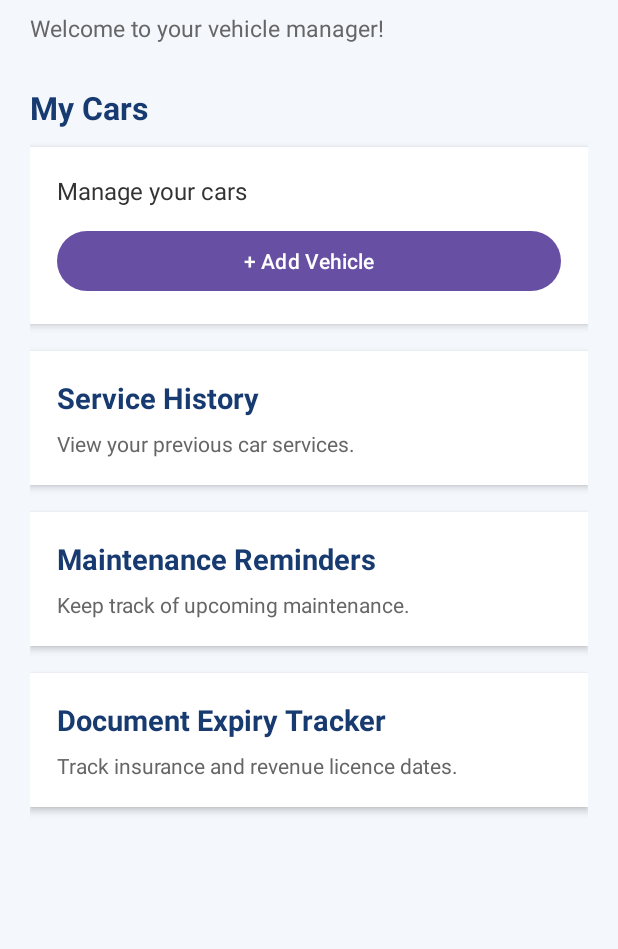
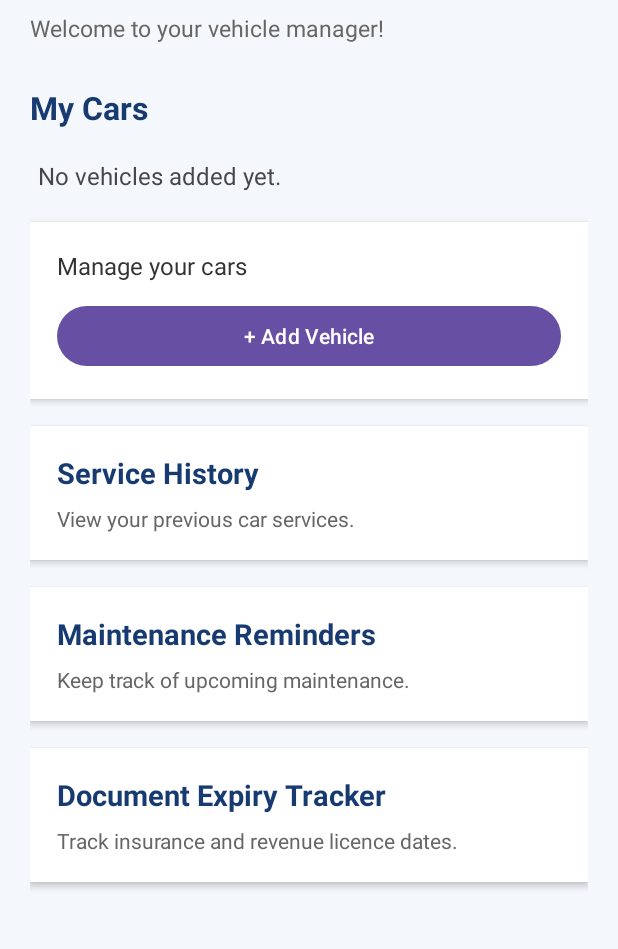
Before and after one commit to pramodlakmuthu/VehicleCare, an Android app: the screen it shows after launch (MainActivity), on a phone screen of 412 x 824 dp, the part 87-1036 px from its top. Run offline under Robolectric (Android 15) with nearby library versions, the phone set to English and light mode, and no system bars.

Commit message:
Show saved vehicles on the home screen
Load vehicles from the database and display their details, with an empty state when none have been added. Refresh the list when returning from the add-vehicle screen.

```diff
--- a/app/src/main/java/com/example/vehicle_care/DatabaseHelper.java
+++ b/app/src/main/java/com/example/vehicle_care/DatabaseHelper.java
@@ -3,6 +3,8 @@ import android.content.ContentValues;
 import android.content.Context;
 import android.database.sqlite.SQLiteDatabase;
 import android.database.sqlite.SQLiteOpenHelper;
+import android.database.Cursor;
+import java.util.ArrayList;
 
 public class DatabaseHelper extends SQLiteOpenHelper {
 
@@ -61,4 +63,41 @@ public class DatabaseHelper extends SQLiteOpenHelper {
 
         return result != -1;
     }
+
+    public ArrayList<String> getAllVehicles() {
+
+        ArrayList<String> vehicleList = new ArrayList<>();
+
+        SQLiteDatabase db = this.getReadableDatabase();
+
+        Cursor cursor = db.rawQuery(
+                "SELECT * FROM vehicles ORDER BY id DESC",
+                null
+        );
+
+        if (cursor.moveToFirst()) {
+            do {
+                String carName = cursor.getString(1);
+                String registration = cursor.getString(2);
+                String model = cursor.getString(3);
+                String year = cursor.getString(4);
+                String fuelType = cursor.getString(5);
+
+                String vehicleDetails =
+                        carName + "\n" +
+                                "Registration: " + registration + "\n" +
+                                "Model: " + model + "\n" +
+                                "Year: " + year + "\n" +
+                                "Fuel: " + fuelType;
+
+                vehicleList.add(vehicleDetails);
+
+            } while (cursor.moveToNext());
+        }
+
+        cursor.close();
+
+        return vehicleList;
+    }
+
 }
--- a/app/src/main/java/com/example/vehicle_care/MainActivity.java
+++ b/app/src/main/java/com/example/vehicle_care/MainActivity.java
@@ -1,33 +1,91 @@
 
 package com.example.vehicle_care;
 
+import android.content.Intent;
 import android.os.Bundle;
 import android.widget.Button;
-import android.widget.Toast;
-import android.content.Intent;
+import android.widget.LinearLayout;
+import android.widget.TextView;
 
 import androidx.appcompat.app.AppCompatActivity;
 
+import java.util.ArrayList;
+
 public class MainActivity extends AppCompatActivity {
 
-    // Declare Add Vehicle button
     private Button btnAddVehicle;
+    private LinearLayout vehicleContainer;
+    private DatabaseHelper databaseHelper;
 
     @Override
     protected void onCreate(Bundle savedInstanceState) {
         super.onCreate(savedInstanceState);
-
-        // Connect Java with XML layout
         setContentView(R.layout.activity_main);
 
-        // Connect button using its XML ID
         btnAddVehicle = findViewById(R.id.btnAddVehicle);
+        vehicleContainer = findViewById(R.id.vehicleContainer);
 
-        // Handle Add Vehicle button click
+        databaseHelper = new DatabaseHelper(this);
+
         btnAddVehicle.setOnClickListener(v -> {
-            Intent intent = new Intent(MainActivity.this,
-                    AddVehicleActivity.class);
+            Intent intent = new Intent(
+                    MainActivity.this,
+                    AddVehicleActivity.class
+            );
             startActivity(intent);
         });
+
+        displayVehicles();
+    }
+
+    @Override
+    protected void onResume() {
+        super.onResume();
+
+        if (databaseHelper != null && vehicleContainer != null) {
+            displayVehicles();
+        }
+    }
+
+    private void displayVehicles() {
+
+        vehicleContainer.removeAllViews();
+
+        ArrayList<String> vehicles =
+                databaseHelper.getAllVehicles();
+
+        if (vehicles.isEmpty()) {
+
+            TextView emptyMessage = new TextView(this);
+            emptyMessage.setText("No vehicles added yet.");
+            emptyMessage.setTextSize(16);
+            emptyMessage.setPadding(8, 12, 8, 12);
+
+            vehicleContainer.addView(emptyMessage);
+
+        } else {
+
+            for (String vehicle : vehicles) {
+
+                TextView vehicleText = new TextView(this);
+
+                vehicleText.setText(vehicle);
+                vehicleText.setTextSize(16);
+                vehicleText.setPadding(20, 20, 20, 20);
+                vehicleText.setBackgroundResource(
+                        android.R.drawable.dialog_holo_light_frame
+                );
+
+                LinearLayout.LayoutParams params =
+                        new LinearLayout.LayoutParams(
+                                LinearLayout.LayoutParams.MATCH_PARENT,
+                                LinearLayout.LayoutParams.WRAP_CONTENT
+                        );
+
+                params.setMargins(0, 8, 0, 8);
+
+                vehicleContainer.addView(vehicleText, params);
+            }
+        }
     }
 }
--- a/app/src/main/res/layout/activity_main.xml
+++ b/app/src/main/res/layout/activity_main.xml
@@ -38,6 +38,12 @@
             android:textColor="#173B70"
             android:textSize="21sp"
             android:textStyle="bold" />
+        <LinearLayout
+            android:id="@+id/vehicleContainer"
+            android:layout_width="match_parent"
+            android:layout_height="wrap_content"
+            android:orientation="vertical"
+            android:layout_marginTop="12dp" />
 
         <LinearLayout
             android:layout_width="match_parent"
```
